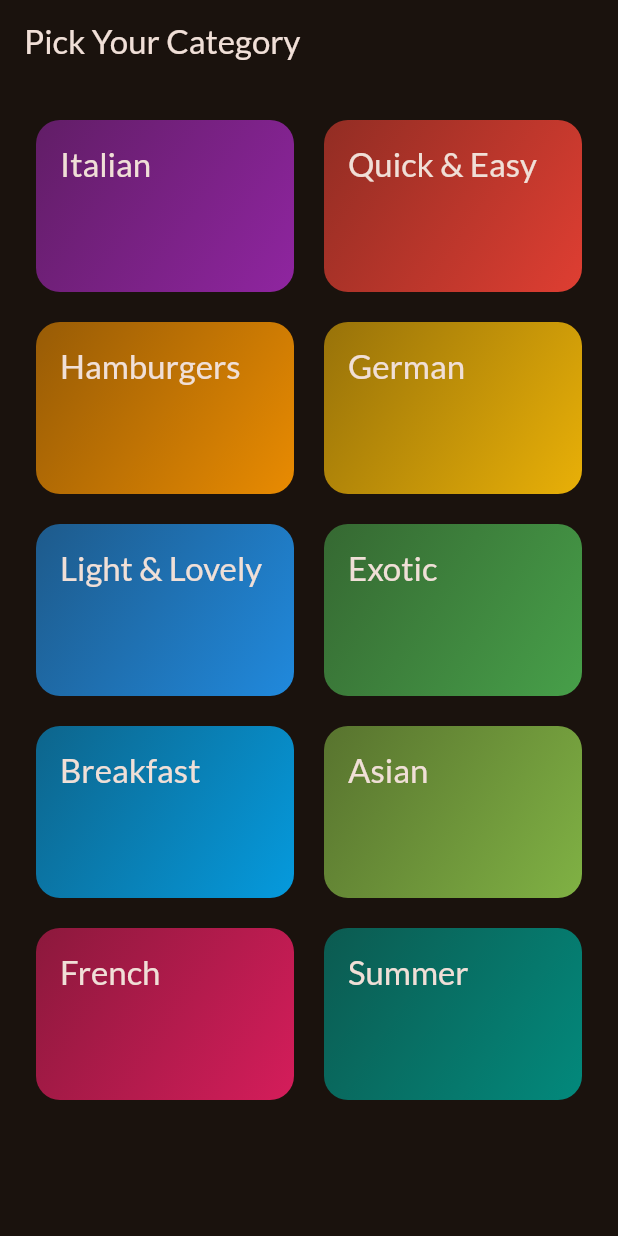
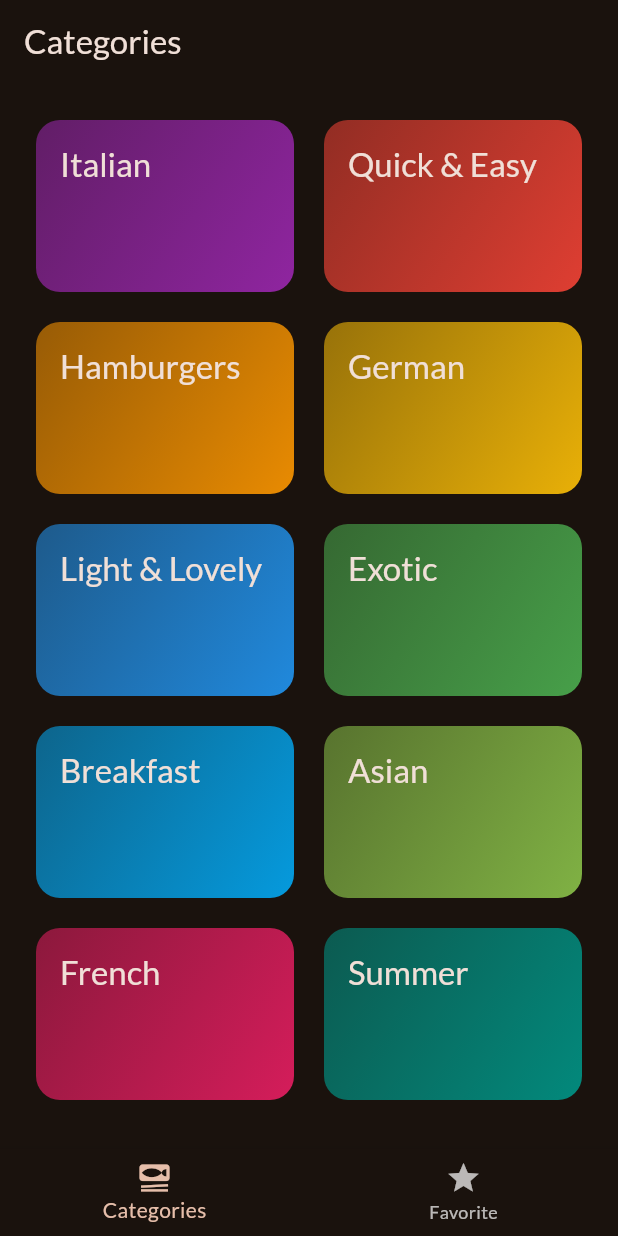
Before and after one commit to PradipKhandare/Meal-App-Flutter, a Flutter app: the screen it shows after launch, on a phone screen of 412 x 824 dp. Run offline on Flutter 3.47's test engine with Material 3 defaults, Android fonts, the phone set to English and light mode, and no system bars; our stand-ins replace google_fonts, transparent_image.

Commit message:
Added favorite screen

```diff
--- a/lib/main.dart
+++ b/lib/main.dart
@@ -1,6 +1,7 @@
 import 'package:flutter/material.dart';
 import 'package:google_fonts/google_fonts.dart';
 import 'package:meal_app/screens/categories.dart';
+import 'package:meal_app/screens/tabs.dart';
 
 final theme = ThemeData(
   colorScheme: ColorScheme.fromSeed(
@@ -21,7 +22,7 @@ class App extends StatelessWidget {
   Widget build(BuildContext context) {
     return MaterialApp(
       theme: theme,
-      home: const CategoriesScreen(),
+      home: const TabsScreen(),
     );
   }
 }
--- a/lib/screens/categories.dart
+++ b/lib/screens/categories.dart
@@ -1,29 +1,34 @@
 import 'package:flutter/material.dart';
 import 'package:meal_app/data/dummy_data.dart';
 import 'package:meal_app/models/category.dart';
+import 'package:meal_app/models/meal.dart';
 import 'package:meal_app/screens/meals.dart';
 import 'package:meal_app/widgets/category_grid_item.dart';
 
 class CategoriesScreen extends StatelessWidget {
-  const CategoriesScreen({super.key});
+  const CategoriesScreen({super.key, required this.onToggleFavorite});
+
+  final void Function(Meal meal) onToggleFavorite;
 
   void _selectCategory(BuildContext context, Category category) {
-  final filteredMeals = dummyMeals.where((meal) => meal.categories.contains(category.id)).toList();
+    final filteredMeals = dummyMeals
+        .where((meal) => meal.categories.contains(category.id))
+        .toList();
 
     Navigator.of(context).push(
       MaterialPageRoute(
-        builder: (ctx) =>  MealsScreen(title: category.title, meals: filteredMeals),
+        builder: (ctx) => MealsScreen(
+          title: category.title,
+          meals: filteredMeals,
+          onToggleFavorite: onToggleFavorite,
+        ),
       ),
     );
   }
 
   @override
   Widget build(BuildContext context) {
-    return Scaffold(
-      appBar: AppBar(
-        title: const Text('Pick Your Category'),
-      ),
-      body: GridView(
+    return GridView(
       padding: const EdgeInsets.all(24),
       gridDelegate: const SliverGridDelegateWithFixedCrossAxisCount(
         crossAxisCount: 2,
@@ -35,12 +40,11 @@ class CategoriesScreen extends StatelessWidget {
         for (final category in availableCategories)
           CategoryGridItem(
             category: category,
-              onSelectCategory: (){
+            onSelectCategory: () {
               _selectCategory(context, category);
             },
           ),
       ],
-      ),
     );
   }
 }
--- /dev/null
+++ b/lib/screens/tabs.dart
@@ -0,0 +1,78 @@
+import 'package:flutter/material.dart';
+import 'package:meal_app/models/meal.dart';
+import 'package:meal_app/screens/categories.dart';
+import 'package:meal_app/screens/meals.dart';
+
+class TabsScreen extends StatefulWidget {
+  const TabsScreen({super.key});
+
+  @override
+  State<TabsScreen> createState() => _TabsScreenState();
+}
+
+class _TabsScreenState extends State<TabsScreen> {
+  int _selectedPageIndex = 0;
+  final List<Meal> _favoriteMeals = [];
+
+  void _showInfoMessage(String message) {
+    ScaffoldMessenger.of(context).clearSnackBars();
+    ScaffoldMessenger.of(context).showSnackBar(
+      SnackBar(
+        content: Text(message),
+      ),
+    );
+  }
+
+  void _toggelMealFavorieStatus(Meal meal) {
+    final isExisting = _favoriteMeals.contains(meal);
+
+    if (isExisting) {
+      setState(() {
+        _favoriteMeals.remove(meal);
+      });
+      _showInfoMessage("Meal is no longer a favorite");
+    } else {
+      setState(() {
+        _favoriteMeals.add(meal);
+      });
+      _showInfoMessage("Meal is marked as a favorite");
+    }
+  }
+
+  void _selectPage(index) {
+    setState(() {
+      _selectedPageIndex = index;
+    });
+  }
+
+  @override
+  Widget build(BuildContext context) {
+    Widget activePage = CategoriesScreen(
+      onToggleFavorite: _toggelMealFavorieStatus,
+    );
+    var activePagetitle = 'Categories';
+
+    if (_selectedPageIndex == 1) {
+      activePage = MealsScreen(
+        meals: _favoriteMeals,
+        onToggleFavorite: _toggelMealFavorieStatus,
+      );
+      activePagetitle = 'Your Favorites';
+    }
+    return Scaffold(
+      appBar: AppBar(
+        title: Text(activePagetitle),
+      ),
+      body: activePage,
+      bottomNavigationBar: BottomNavigationBar(
+        onTap: _selectPage,
+        currentIndex: _selectedPageIndex,
+        items: const [
+          BottomNavigationBarItem(
+              icon: Icon(Icons.set_meal), label: "Categories"),
+          BottomNavigationBarItem(icon: Icon(Icons.star), label: "Favorite")
+        ],
+      ),
+    );
+  }
+}
```
Also changed, not shown: lib/screens/meal_details.dart (+63 -3 lines), lib/screens/meals.dart (+24 -6 lines). Lines whose indentation alone changed are shown as unchanged.
